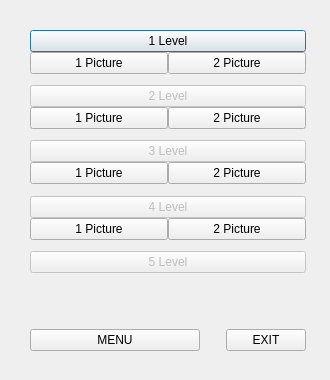
Qt form Lab_2/Refactored/levels.ui (knu-5-tochanenko/SoftwareReengineering) before a commit.
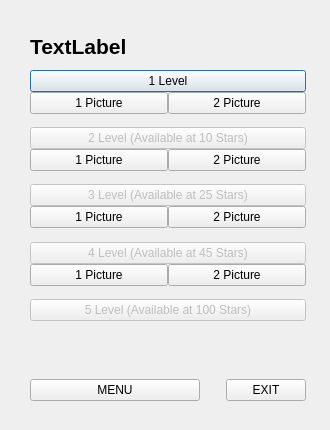
The same form after that commit.

Commit message: Redesign levels page

Diff of the .ui file:
```diff
--- a/Lab_2/Refactored/levels.ui
+++ b/Lab_2/Refactored/levels.ui
@@ -7,19 +7,19 @@
     <x>0</x>
     <y>0</y>
     <width>330</width>
-    <height>380</height>
+    <height>430</height>
    </rect>
   </property>
   <property name="minimumSize">
    <size>
     <width>330</width>
-    <height>380</height>
+    <height>430</height>
    </size>
   </property>
   <property name="maximumSize">
    <size>
     <width>330</width>
-    <height>380</height>
+    <height>430</height>
    </size>
   </property>
   <property name="windowTitle">
@@ -29,9 +29,9 @@
    <property name="geometry">
     <rect>
      <x>30</x>
-     <y>30</y>
+     <y>70</y>
      <width>276</width>
-     <height>321</height>
+     <height>331</height>
     </rect>
    </property>
    <layout class="QVBoxLayout" name="verticalLayout">
@@ -82,7 +82,7 @@
        <bool>false</bool>
       </property>
       <property name="text">
-       <string>2 Level</string>
+       <string>2 Level (Available at 10 Stars)</string>
       </property>
      </widget>
     </item>
@@ -123,7 +123,7 @@
        <bool>false</bool>
       </property>
       <property name="text">
-       <string>3 Level</string>
+       <string>3 Level (Available at 25 Stars)</string>
       </property>
      </widget>
     </item>
@@ -164,7 +164,7 @@
        <bool>false</bool>
       </property>
       <property name="text">
-       <string>4 Level</string>
+       <string>4 Level (Available at 45 Stars)</string>
       </property>
      </widget>
     </item>
@@ -205,7 +205,7 @@
        <bool>false</bool>
       </property>
       <property name="text">
-       <string>5 Level</string>
+       <string>5 Level (Available at 100 Stars)</string>
       </property>
      </widget>
     </item>
@@ -267,6 +267,46 @@
     </item>
    </layout>
   </widget>
+  <widget class="QWidget" name="layoutWidget">
+   <property name="geometry">
+    <rect>
+     <x>30</x>
+     <y>30</y>
+     <width>271</width>
+     <height>32</height>
+    </rect>
+   </property>
+   <layout class="QHBoxLayout" name="horizontalLayout_2">
+    <item>
+     <layout class="QGridLayout" name="gridLayout_label"/>
+    </item>
+    <item>
+     <widget class="QLabel" name="label_score">
+      <property name="minimumSize">
+       <size>
+        <width>0</width>
+        <height>30</height>
+       </size>
+      </property>
+      <property name="maximumSize">
+       <size>
+        <width>16777215</width>
+        <height>30</height>
+       </size>
+      </property>
+      <property name="font">
+       <font>
+        <pointsize>16</pointsize>
+        <bold>true</bold>
+       </font>
+      </property>
+      <property name="text">
+       <string>TextLabel</string>
+      </property>
+     </widget>
+    </item>
+   </layout>
+  </widget>
  </widget>
  <resources/>
  <connections/>
```
The commit also changes 6 other files.
